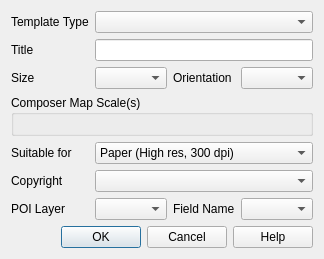
Above: QGIS Plugin/ui_templateselector.ui from lutraconsulting/qgis-moor-tools-plugin before the change. Below: the same form after it.
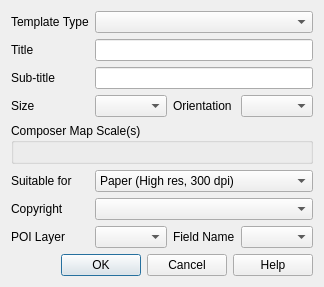
That is the form after the change.

Commit message: Added support for sub-title (template selector) Added current map canvas scale as an option (template selector)

The edit to the form file:
```diff
--- a/QGIS Plugin/ui_templateselector.ui
+++ b/QGIS Plugin/ui_templateselector.ui
@@ -20,19 +20,7 @@
    <bool>true</bool>
   </property>
   <layout class="QGridLayout" name="gridLayout">
-   <item row="3" column="0" colspan="5">
-    <widget class="QGroupBox" name="mapScalesGroupBox">
-     <property name="title">
-      <string>Composer Map Scale(s)</string>
-     </property>
-     <layout class="QGridLayout" name="gridLayout_2">
-      <item row="0" column="0">
-       <layout class="QGridLayout" name="scalesGridLayout"/>
-      </item>
-     </layout>
-    </widget>
-   </item>
-   <item row="8" column="0" colspan="5">
+   <item row="9" column="0" colspan="5">
     <widget class="QDialogButtonBox" name="buttonBox">
      <property name="orientation">
       <enum>Qt::Horizontal</enum>
@@ -42,49 +30,28 @@
      </property>
     </widget>
    </item>
-   <item row="5" column="1" colspan="4">
-    <widget class="QComboBox" name="copyrightComboBox"/>
+   <item row="7" column="4">
+    <widget class="QComboBox" name="poiFieldComboBox"/>
    </item>
-   <item row="4" column="0">
-    <widget class="QLabel" name="suitableForLabel">
+   <item row="7" column="3">
+    <widget class="QLabel" name="poiFieldLabel">
      <property name="text">
-      <string>Suitable for</string>
+      <string>Field Name</string>
      </property>
     </widget>
    </item>
-   <item row="5" column="0">
-    <widget class="QLabel" name="copyrightLabel">
-     <property name="text">
-      <string>Copyright</string>
-     </property>
-    </widget>
-   </item>
-   <item row="4" column="1" colspan="4">
-    <widget class="QComboBox" name="suitableForComboBox">
-     <item>
-      <property name="text">
-       <string>Paper (High res, 300 dpi)</string>
-      </property>
-     </item>
-     <item>
-      <property name="text">
-       <string>Electronic (Low res, 96 dpi)</string>
-      </property>
-     </item>
-    </widget>
-   </item>
    <item row="0" column="1" colspan="4">
     <widget class="QComboBox" name="templateTypeComboBox"/>
    </item>
-   <item row="1" column="0">
-    <widget class="QLabel" name="titleLabel">
+   <item row="6" column="0">
+    <widget class="QLabel" name="copyrightLabel">
      <property name="text">
-      <string>Title</string>
+      <string>Copyright</string>
      </property>
     </widget>
    </item>
-   <item row="1" column="1" colspan="4">
-    <widget class="QLineEdit" name="titleLineEdit"/>
+   <item row="6" column="1" colspan="4">
+    <widget class="QComboBox" name="copyrightComboBox"/>
    </item>
    <item row="0" column="0">
     <widget class="QLabel" name="templateTypeLabel">
@@ -93,27 +60,27 @@
      </property>
     </widget>
    </item>
-   <item row="2" column="0">
+   <item row="3" column="0">
     <widget class="QLabel" name="sizeLabel">
      <property name="text">
       <string>Size</string>
      </property>
     </widget>
    </item>
-   <item row="2" column="1" colspan="2">
+   <item row="3" column="1" colspan="2">
     <widget class="QComboBox" name="sizeComboBox"/>
    </item>
-   <item row="2" column="3">
+   <item row="3" column="3">
     <widget class="QLabel" name="orientationLabel">
      <property name="text">
       <string>Orientation</string>
      </property>
     </widget>
    </item>
-   <item row="2" column="4">
+   <item row="3" column="4">
     <widget class="QComboBox" name="orientationComboBox"/>
    </item>
-   <item row="6" column="0">
+   <item row="7" column="0">
     <widget class="QLabel" name="poiLayerLabel">
      <property name="enabled">
       <bool>true</bool>
@@ -123,7 +90,7 @@
      </property>
     </widget>
    </item>
-   <item row="7" column="0">
+   <item row="8" column="0">
     <spacer name="verticalSpacer">
      <property name="orientation">
       <enum>Qt::Vertical</enum>
@@ -136,22 +103,65 @@
      </property>
     </spacer>
    </item>
-   <item row="6" column="1" colspan="2">
+   <item row="7" column="1" colspan="2">
     <widget class="QComboBox" name="poiLayerComboBox">
      <property name="enabled">
       <bool>true</bool>
      </property>
     </widget>
    </item>
-   <item row="6" column="3">
-    <widget class="QLabel" name="poiFieldLabel">
+   <item row="1" column="1" colspan="4">
+    <widget class="QLineEdit" name="titleLineEdit"/>
+   </item>
+   <item row="5" column="1" colspan="4">
+    <widget class="QComboBox" name="suitableForComboBox">
+     <item>
+      <property name="text">
+       <string>Paper (High res, 300 dpi)</string>
+      </property>
+     </item>
+     <item>
+      <property name="text">
+       <string>Electronic (Low res, 96 dpi)</string>
+      </property>
+     </item>
+    </widget>
+   </item>
+   <item row="1" column="0">
+    <widget class="QLabel" name="titleLabel">
      <property name="text">
-      <string>Field Name</string>
+      <string>Title</string>
      </property>
     </widget>
    </item>
-   <item row="6" column="4">
-    <widget class="QComboBox" name="poiFieldComboBox"/>
+   <item row="5" column="0">
+    <widget class="QLabel" name="suitableForLabel">
+     <property name="text">
+      <string>Suitable for</string>
+     </property>
+    </widget>
+   </item>
+   <item row="4" column="0" colspan="5">
+    <widget class="QGroupBox" name="mapScalesGroupBox">
+     <property name="title">
+      <string>Composer Map Scale(s)</string>
+     </property>
+     <layout class="QGridLayout" name="gridLayout_2">
+      <item row="0" column="0">
+       <layout class="QGridLayout" name="scalesGridLayout"/>
+      </item>
+     </layout>
+    </widget>
+   </item>
+   <item row="2" column="0">
+    <widget class="QLabel" name="label">
+     <property name="text">
+      <string>Sub-title</string>
+     </property>
+    </widget>
+   </item>
+   <item row="2" column="1" colspan="4">
+    <widget class="QLineEdit" name="subtitleLineEdit"/>
    </item>
   </layout>
  </widget>
```
Left out of the diff: 4 changed lines with no effect on the pictures. The commit also changes 4 other files.
